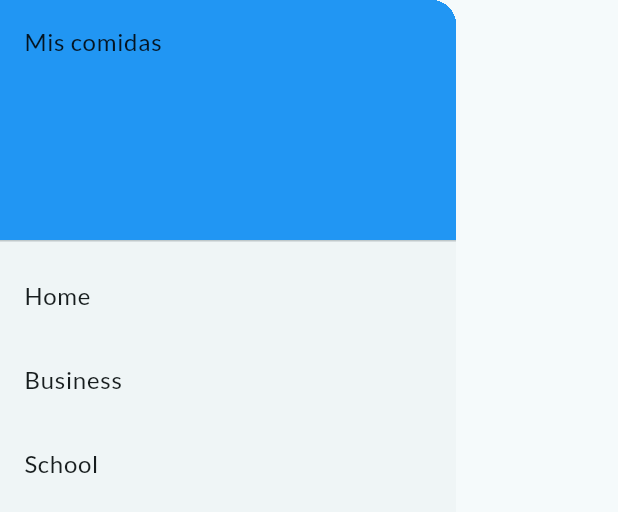
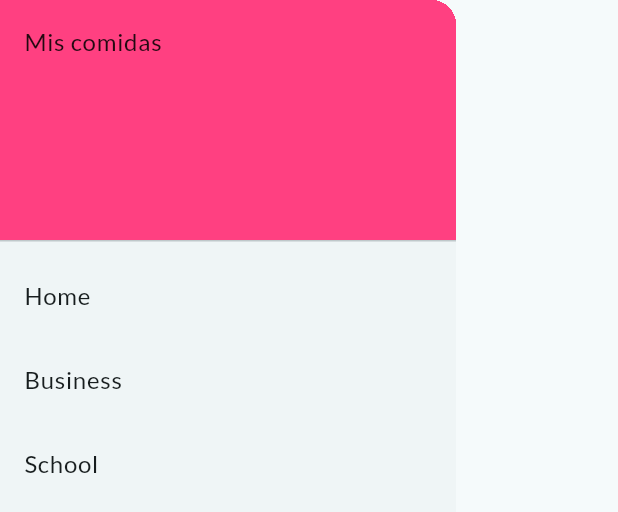
Before and after one commit to byronsmb/comida_app_rosa, a Flutter app: the NavigationDrawerWidget widget shown alone on an empty page, opened directly, on a phone screen of 412 x 824 dp. Shown: the top 512 px of the screen. Run offline on Flutter 3.47's test engine with Material 2 defaults, Android fonts, the phone set to English and light mode, and no system bars; our stand-ins replace carousel_slider, flutter_rating_bar, google_fonts.

Commit message:
Update navigation_drawer.dart

```diff
--- a/lib/widget/navigation_drawer.dart
+++ b/lib/widget/navigation_drawer.dart
@@ -16,7 +16,7 @@ class NavigationDrawerWidget extends StatelessWidget {
           children: [
             const DrawerHeader(
               decoration: BoxDecoration(
-                color: Colors.blue,
+                color: Colors.pinkAccent,
               ),
               child: Text('Mis comidas'),
             ),
```
